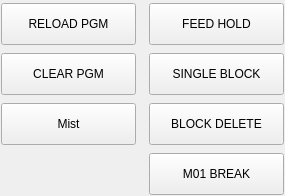
Above: user_buttons/template_user_buttons/template_user_buttons.ui from shallerbach/endchen_rack_atc before the change. Below: the same form after it.
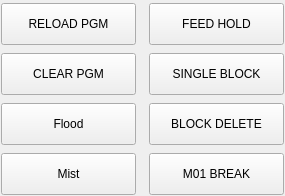
That is the form after the change. Custom widgets are drawn as their Qt base class.

What changed in the file:
```diff
--- a/user_buttons/template_user_buttons/template_user_buttons.ui
+++ b/user_buttons/template_user_buttons/template_user_buttons.ui
@@ -119,6 +119,45 @@
      </property>
     </widget>
    </item>
+   <item row="2" column="0">
+    <widget class="ActionButton" name="flood_button">
+     <property name="sizePolicy">
+      <sizepolicy hsizetype="Preferred" vsizetype="Fixed">
+       <horstretch>0</horstretch>
+       <verstretch>0</verstretch>
+      </sizepolicy>
+     </property>
+     <property name="minimumSize">
+      <size>
+       <width>135</width>
+       <height>42</height>
+      </size>
+     </property>
+     <property name="maximumSize">
+      <size>
+       <width>16777215</width>
+       <height>42</height>
+      </size>
+     </property>
+     <property name="focusPolicy">
+      <enum>Qt::NoFocus</enum>
+     </property>
+     <property name="styleSheet">
+      <string notr="true">QPushButton {
+   	font: 15pt &quot;Probe Basic Bebas Mono&quot;;
+}</string>
+     </property>
+     <property name="text">
+      <string>Flood</string>
+     </property>
+     <property name="checkable">
+      <bool>true</bool>
+     </property>
+     <property name="actionName" stdset="0">
+      <string>coolant.flood.toggle</string>
+     </property>
+    </widget>
+   </item>
    <item row="1" column="2">
     <widget class="ActionButton" name="single_block_button">
      <property name="sizePolicy">
@@ -155,6 +194,45 @@
      </property>
     </widget>
    </item>
+   <item row="3" column="0">
+    <widget class="ActionButton" name="mist_button">
+     <property name="sizePolicy">
+      <sizepolicy hsizetype="Preferred" vsizetype="Fixed">
+       <horstretch>1</horstretch>
+       <verstretch>0</verstretch>
+      </sizepolicy>
+     </property>
+     <property name="minimumSize">
+      <size>
+       <width>135</width>
+       <height>42</height>
+      </size>
+     </property>
+     <property name="maximumSize">
+      <size>
+       <width>16777215</width>
+       <height>42</height>
+      </size>
+     </property>
+     <property name="focusPolicy">
+      <enum>Qt::NoFocus</enum>
+     </property>
+     <property name="styleSheet">
+      <string notr="true">QPushButton {
+   	font: 15pt &quot;Probe Basic Bebas Mono&quot;;
+}</string>
+     </property>
+     <property name="text">
+      <string>Mist</string>
+     </property>
+     <property name="checkable">
+      <bool>true</bool>
+     </property>
+     <property name="actionName" stdset="0">
+      <string>coolant.mist.toggle</string>
+     </property>
+    </widget>
+   </item>
    <item row="0" column="2">
     <widget class="ActionButton" name="feed_hold_button">
      <property name="sizePolicy">
@@ -318,45 +396,6 @@
      </property>
     </widget>
    </item>
-   <item row="2" column="0">
-    <widget class="ActionButton" name="mist_button">
-     <property name="sizePolicy">
-      <sizepolicy hsizetype="Preferred" vsizetype="Fixed">
-       <horstretch>1</horstretch>
-       <verstretch>0</verstretch>
-      </sizepolicy>
-     </property>
-     <property name="minimumSize">
-      <size>
-       <width>135</width>
-       <height>42</height>
-      </size>
-     </property>
-     <property name="maximumSize">
-      <size>
-       <width>16777215</width>
-       <height>42</height>
-      </size>
-     </property>
-     <property name="focusPolicy">
-      <enum>Qt::NoFocus</enum>
-     </property>
-     <property name="styleSheet">
-      <string notr="true">QPushButton {
-   	font: 15pt &quot;Bebas Kai&quot;;
-}</string>
-     </property>
-     <property name="text">
-      <string>Mist</string>
-     </property>
-     <property name="checkable">
-      <bool>true</bool>
-     </property>
-     <property name="actionName" stdset="0">
-      <string>coolant.mist.toggle</string>
-     </property>
-    </widget>
-   </item>
   </layout>
  </widget>
  <customwidgets>
```
Left out of the diff: 12 changed lines with no effect on the pictures.
